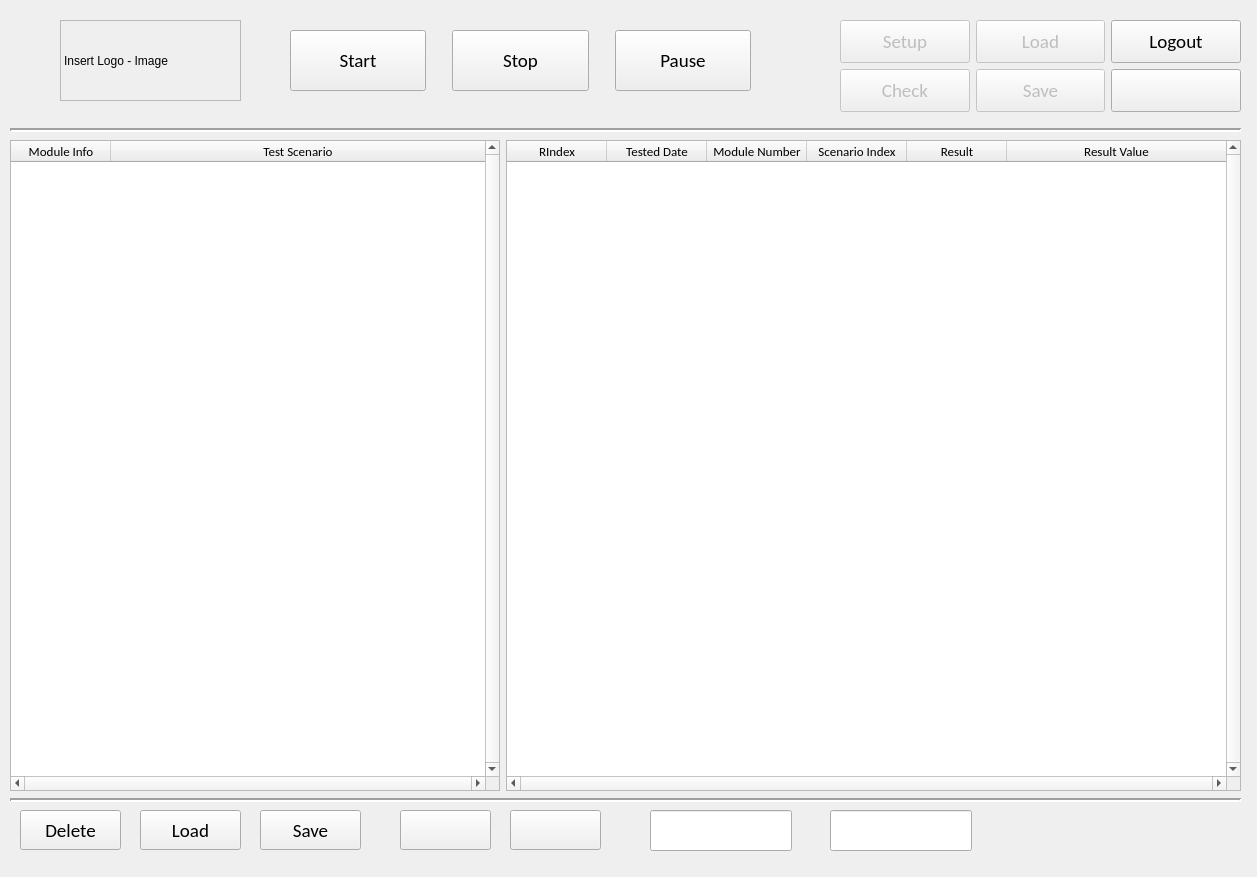
First picture: the form in siteApps/CDMSTester/CDMSTesterApp/project/Tester.ui, repository Sangil-Lee/Work, before the edit.
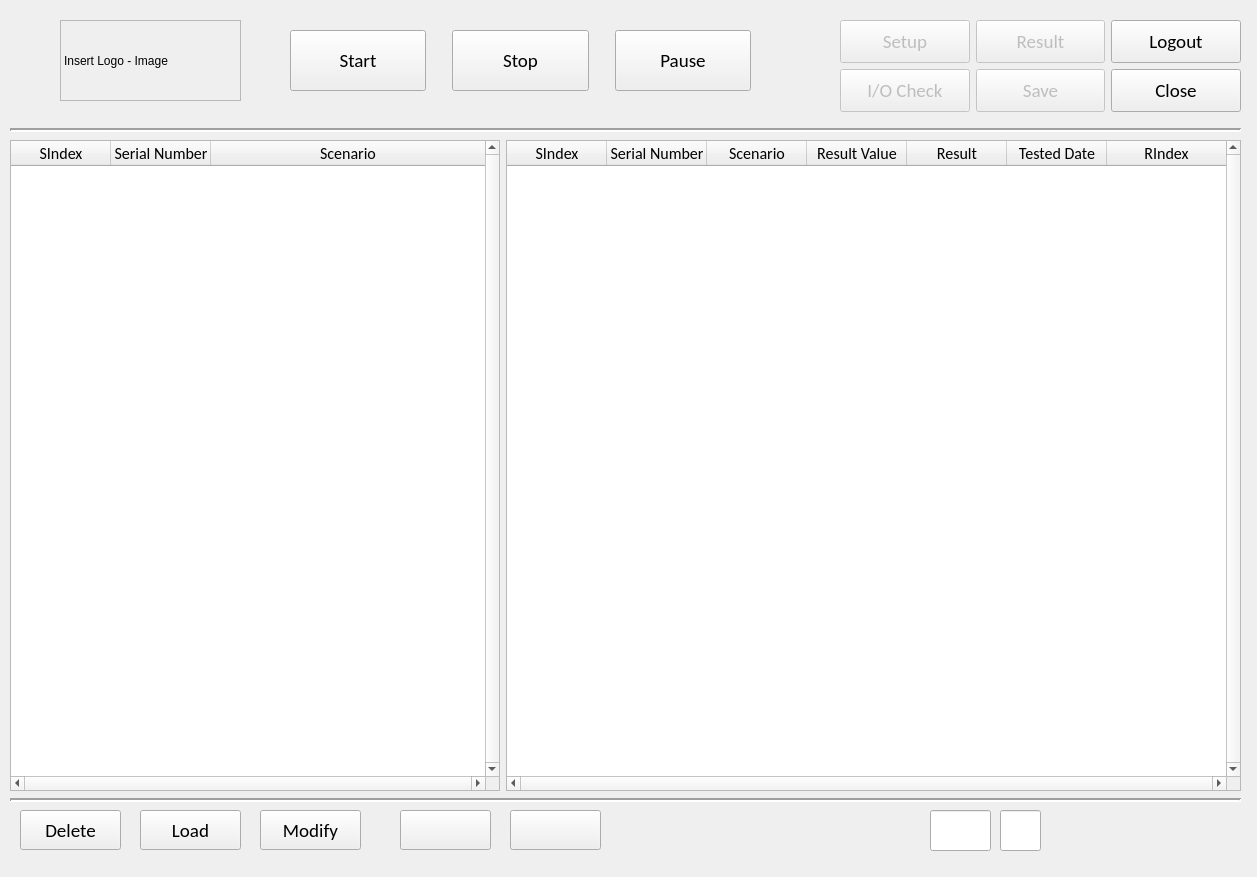
Second picture: the form after the edit. Icons and pictures are not drawn. Custom widgets are drawn as their Qt base class.

Patch:
```diff
--- a/siteApps/CDMSTester/CDMSTesterApp/project/Tester.ui
+++ b/siteApps/CDMSTester/CDMSTesterApp/project/Tester.ui
@@ -274,7 +274,7 @@
        </widget>
       </item>
       <item>
-       <widget class="QPushButton" name="load">
+       <widget class="QPushButton" name="result">
         <property name="enabled">
          <bool>false</bool>
         </property>
@@ -291,7 +291,7 @@
          </font>
         </property>
         <property name="text">
-         <string>Load</string>
+         <string>Result</string>
         </property>
         <property name="icon">
          <iconset>
@@ -356,7 +356,7 @@
          </font>
         </property>
         <property name="text">
-         <string>Check</string>
+         <string>I/O Check</string>
         </property>
         <property name="icon">
          <iconset>
@@ -417,7 +417,7 @@
          </font>
         </property>
         <property name="text">
-         <string/>
+         <string>Close</string>
         </property>
         <property name="icon">
          <iconset>
@@ -438,9 +438,9 @@
   <widget class="QELineEdit" name="qelinestart">
    <property name="geometry">
     <rect>
-     <x>650</x>
+     <x>930</x>
      <y>810</y>
-     <width>142</width>
+     <width>61</width>
      <height>41</height>
     </rect>
    </property>
@@ -454,9 +454,9 @@
   <widget class="QELineEdit" name="qelinestop">
    <property name="geometry">
     <rect>
-     <x>830</x>
+     <x>1000</x>
      <y>810</y>
-     <width>142</width>
+     <width>41</width>
      <height>41</height>
     </rect>
    </property>
@@ -528,7 +528,7 @@
       <property name="font">
        <font>
         <family>Calibri</family>
-        <pointsize>10</pointsize>
+        <pointsize>12</pointsize>
        </font>
       </property>
       <property name="verticalScrollBarPolicy">
@@ -557,12 +557,17 @@
       </attribute>
       <column>
        <property name="text">
-        <string>Module Info</string>
+        <string>SIndex</string>
        </property>
       </column>
       <column>
        <property name="text">
-        <string>Test Scenario</string>
+        <string>Serial Number</string>
+       </property>
+      </column>
+      <column>
+       <property name="text">
+        <string>Scenario</string>
        </property>
       </column>
      </widget>
@@ -572,7 +577,7 @@
       <property name="font">
        <font>
         <family>Calibri</family>
-        <pointsize>10</pointsize>
+        <pointsize>12</pointsize>
        </font>
       </property>
       <property name="verticalScrollBarPolicy">
@@ -592,27 +597,17 @@
       </attribute>
       <column>
        <property name="text">
-        <string>RIndex</string>
+        <string>SIndex</string>
        </property>
       </column>
       <column>
        <property name="text">
-        <string>Tested Date</string>
+        <string>Serial Number</string>
        </property>
       </column>
       <column>
        <property name="text">
-        <string>Module Number</string>
-       </property>
-      </column>
-      <column>
-       <property name="text">
-        <string>Scenario Index</string>
-       </property>
-      </column>
-      <column>
-       <property name="text">
-        <string>Result</string>
+        <string>Scenario</string>
        </property>
       </column>
       <column>
@@ -620,6 +615,21 @@
         <string>Result Value</string>
        </property>
       </column>
+      <column>
+       <property name="text">
+        <string>Result</string>
+       </property>
+      </column>
+      <column>
+       <property name="text">
+        <string>Tested Date</string>
+       </property>
+      </column>
+      <column>
+       <property name="text">
+        <string>RIndex</string>
+       </property>
+      </column>
      </widget>
     </item>
    </layout>
@@ -687,7 +697,7 @@
     </font>
    </property>
    <property name="text">
-    <string>Save</string>
+    <string>Modify</string>
    </property>
    <property name="icon">
     <iconset>
@@ -770,7 +780,7 @@
     </size>
    </property>
   </widget>
-  <widget class="QPushButton" name="load_2">
+  <widget class="QPushButton" name="load">
    <property name="enabled">
     <bool>true</bool>
    </property>
```
Left out of the diff: 2 changed lines with no effect on the pictures.
